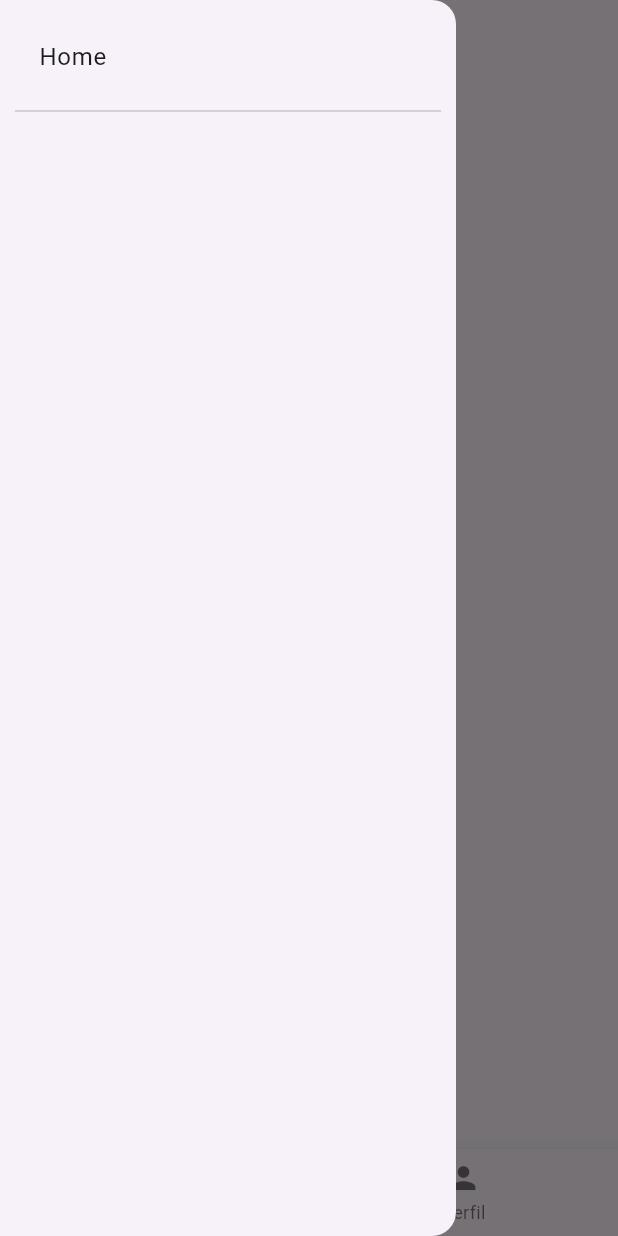
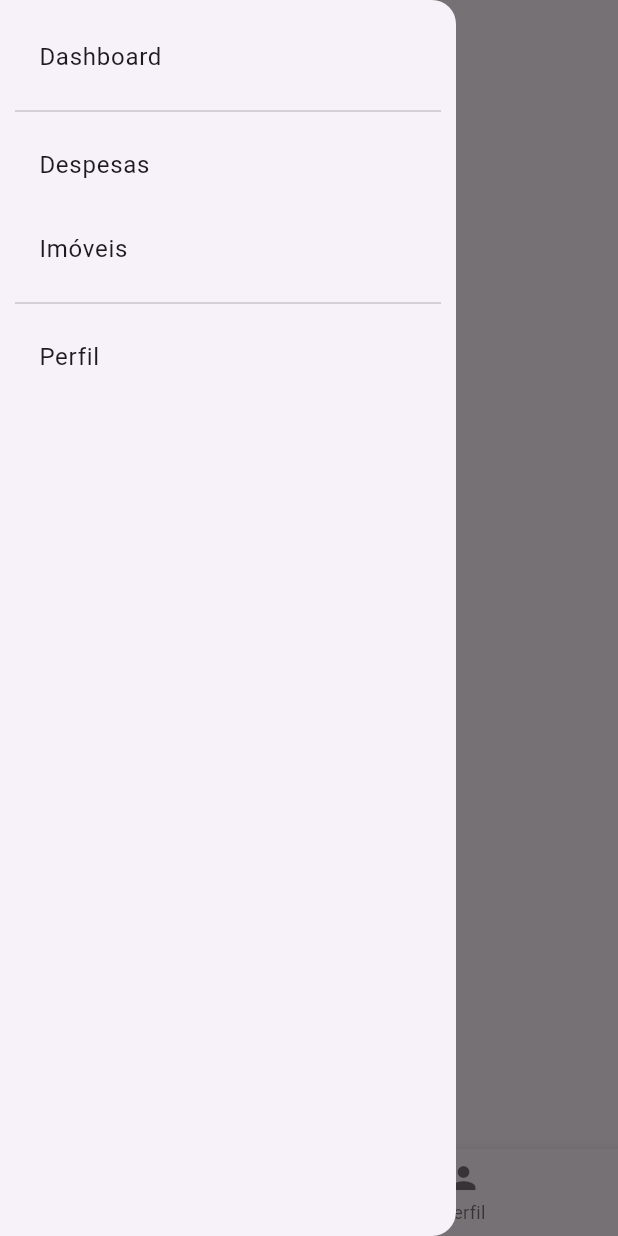
Before and after one commit to EduardoRanzan/rent_manager, a Flutter app: the screen it shows after launch, with the side drawer open, on a phone screen of 412 x 824 dp. Run offline on Flutter 3.47's test engine with Material 3 defaults, Android fonts, the phone set to English and light mode, and no system bars.

Commit message:
feat: new pages

```diff
--- a/lib/main.dart
+++ b/lib/main.dart
@@ -13,7 +13,7 @@ class RentManagerApp extends StatelessWidget {
   @override
   Widget build(BuildContext context) {
     return MaterialApp(
-      title: 'Flutter Demo',
+      title: 'Rent Manager',
       theme: AppTheme.initTheme(),
       routes: AppRoutes.initRoutes(),
       initialRoute: HomePage.routeName,
--- a/lib/views/dashboard/dashboard_page.dart
+++ b/lib/views/dashboard/dashboard_page.dart
@@ -2,6 +2,8 @@ import 'package:flutter/material.dart';
 
 class DashboardPage extends StatefulWidget{
   const DashboardPage({super.key});
+
+  static String routeName = '/dashboard';
 
   @override
   State<StatefulWidget> createState() => _DashboardPageState();
--- a/lib/views/home/home_page.dart
+++ b/lib/views/home/home_page.dart
@@ -3,6 +3,7 @@ import 'package:rent_manager/models/bottom_navigation_bar_item_model.dart';
 import 'package:rent_manager/views/dashboard/dashboard_page.dart';
 import 'package:rent_manager/views/profile/profile_page.dart';
 import 'package:rent_manager/widgets/bottom_navigation_bar_widget.dart';
+import 'package:rent_manager/widgets/drawer_widget.dart';
 
 class HomePage extends StatefulWidget {
   const HomePage({super.key});
@@ -52,30 +53,9 @@ class _HomePageState extends State<HomePage> {
         items: itemModel.map((item) => item.item).toList(),
       ),
       appBar: AppBar(),
-      drawer: Drawer(
-        child: Padding(
-          padding: EdgeInsetsGeometry.all(10),
-          child: ListView(
-            children: [
-              _buildTitle('Home', '/home'),
-              _buildDivider(),
-            ],
-          ),
-        )
+      drawer: DrawerWidget(
+
       ),
     );
   }
-
-  Widget _buildDivider() {
-    return Divider();
-  }
-
-  Widget _buildTitle(String title, String route) {
-    return ListTile(
-      title: Text(title),
-      onTap: () {
-        Navigator.of(context).pushNamed(route);
-      },
-    );
-  }
 }
--- a/lib/views/profile/profile_page.dart
+++ b/lib/views/profile/profile_page.dart
@@ -2,6 +2,8 @@ import 'package:flutter/material.dart';
 
 class ProfilePage extends StatefulWidget {
   const ProfilePage({super.key});
+
+  static String routeName = '/profile';
 
   @override
   State<ProfilePage> createState() => _ProfilePageState();
--- /dev/null
+++ b/lib/widgets/drawer_widget.dart
@@ -0,0 +1,56 @@
+import 'package:flutter/cupertino.dart';
+import 'package:flutter/material.dart';
+import 'package:rent_manager/views/dashboard/dashboard_page.dart';
+import 'package:rent_manager/views/expenses/expenses_page.dart';
+import 'package:rent_manager/views/home/home_page.dart';
+import 'package:rent_manager/views/profile/profile_page.dart';
+import 'package:rent_manager/views/real_estate/real_estate_page.dart';
+
+class DrawerWidget extends StatefulWidget{
+  const DrawerWidget({super.key});
+
+  @override
+  State<DrawerWidget> createState() => _DrawerWidgetState();
+}
+
+class _DrawerWidgetState extends State<DrawerWidget> {
+  @override
+  Widget build(BuildContext context) {
+    return Drawer(
+        child: Padding(
+          padding: EdgeInsetsGeometry.all(10),
+          child: ListView(
+            children: [
+              _buildTitle('Dashboard', DashboardPage.routeName),
+              _buildGroup(),
+              _buildTitle('Despesas', ExpensesPage.routeName),
+              _buildTitle('Imóveis', RealEstatePage.routeName),
+              _buildGroup(),
+              _buildTitle('Perfil', ProfilePage.routeName),
+            ],
+          ),
+        )
+    );
+  }
+
+  Widget _buildTitle(String title, String route) {
+    return ListTile(
+      title: Text(title),
+      onTap: () {
+        Navigator.of(context).pushNamed(route);
+      },
+    );
+  }
+
+  Widget _buildGroup() {
+    return Column(
+      children: [
+        _buildDivider(),
+      ]
+    );
+  }
+
+  Widget _buildDivider() {
+    return Divider();
+  }
+}
```
Also changed, not shown: lib/views/expenses/expenses_page.dart (added, +19 -0 lines), lib/views/real_estate/real_estate_page.dart (added, +19 -0 lines).
